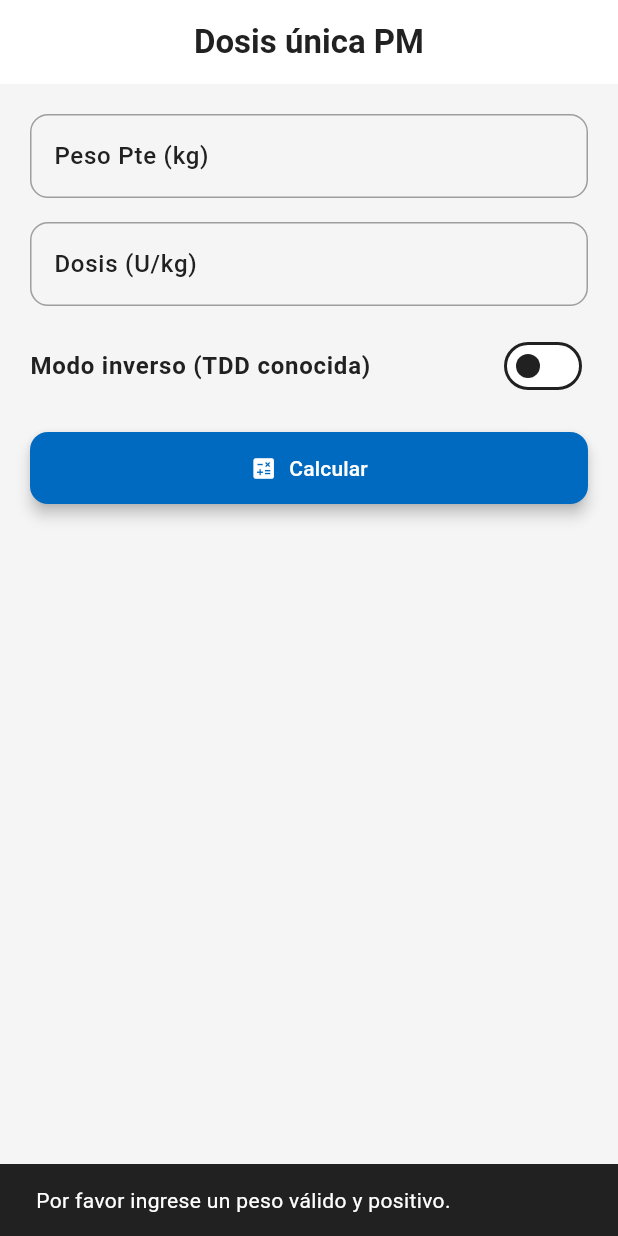
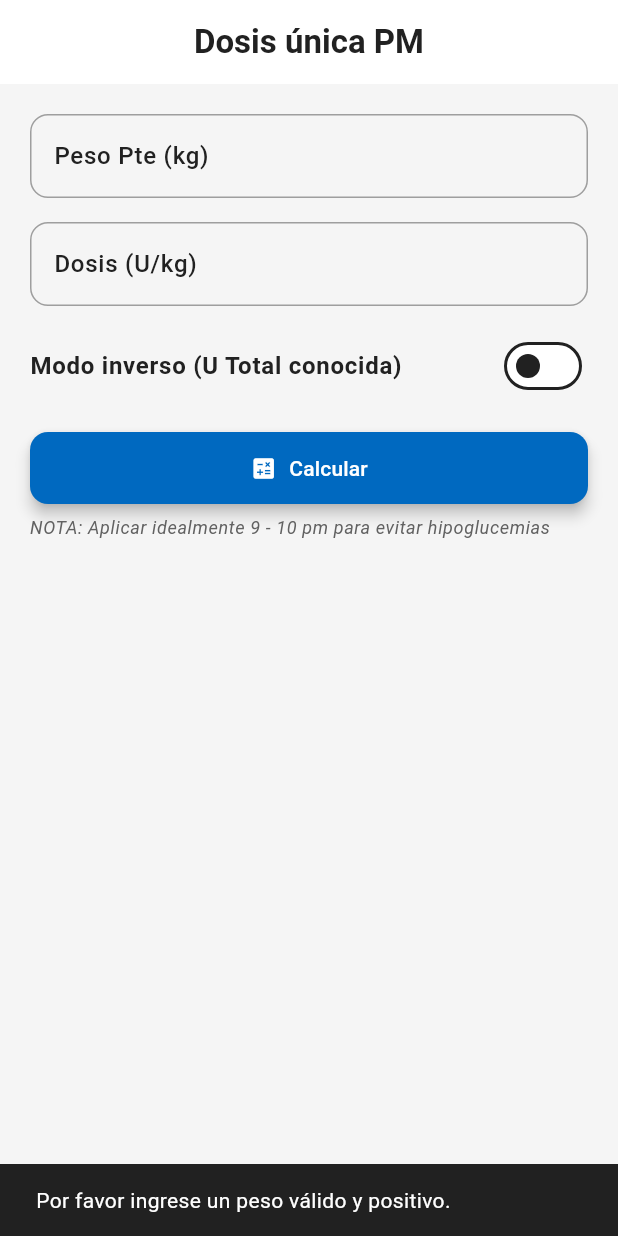
Before and after one commit to Nataly-Dev/insulinoterapia-app, a Flutter app: the SingleDosePmScreen screen opened by its route, after a tap on "Calcular", on a phone screen of 412 x 824 dp. Run offline on Flutter 3.47's test engine with Material 3 defaults, Android fonts, the phone set to English and light mode, and no system bars; our stand-ins replace cloud_firestore, firebase_core, flutter_riverpod, go_router, shared_preferences; accounts and stored records are empty.

Commit message:
detalles
detalles de refresh y ui

```diff
--- a/lib/models/combined_tx_insulin.dart
+++ b/lib/models/combined_tx_insulin.dart
@@ -22,12 +22,12 @@ class CombinedTxInsulin extends InsulinResult {
   @override
   List<Map<String, String>> get doses {
     final list = <Map<String, String>>[
-      {'label': 'TDD', 'value': '${tdd.toStringAsFixed(0)} U'},
+      {'label': 'U Total', 'value': '${tdd.toStringAsFixed(0)} U'},
       if (factor != null) {'label': 'Dosis U/kg', 'value': '${factor!.toStringAsFixed(1)} U/kg'},
       if (factor != null) {'label': 'AM (2/3)', 'value': '${morningDose!.toStringAsFixed(2)} U'},
       {'label': '  NPH AM', 'value': '${morningNph.toStringAsFixed(1)} U'},
       {'label': '  Simple AM', 'value': '${morningSimple.toStringAsFixed(1)} U'},
-      {'label': 'PM (1/3)', 'value': '${nightDose.toStringAsFixed(1)} U'},
+      if (nightDose != null) {'label': 'PM (1/3)', 'value': '${nightDose!.toStringAsFixed(1)} U'},
       if (almuerzoSimple != null)  {'label': '  Simple (Almuerzo)', 'value': '${almuerzoSimple!.toStringAsFixed(2)} U'},
 
       {'label': '  NPH PM', 'value': '${nightNph.toStringAsFixed(1)} U'},
--- a/lib/providers/insulin_provider.dart
+++ b/lib/providers/insulin_provider.dart
@@ -15,15 +15,15 @@ class InsulinNotifier extends StateNotifier<InsulinResult?> {
 
   void calculateSingle({required double weight, required double dose}) {
     final tdd = weight * dose;
-    final nightDose = tdd * 0.33;
+    //final nightDose = tdd * 0.33;
 
-    state = InsulinResult(tdd: tdd, nightDose: nightDose);
+    state = InsulinResult(tdd: tdd);
   }
 
   void calculateInverseSingle({required double dose, required double weight}) {
     final factor = double.parse((dose / weight).toStringAsFixed(1));
 
-    state = InsulinResult(tdd: dose, nightDose: dose * 0.33, factor: factor);
+    state = InsulinResult(tdd: dose, factor: factor);
   }
 
   ///////////////////////////////////////////////////////////////////////////////////////
@@ -81,7 +81,7 @@ class InsulinNotifier extends StateNotifier<InsulinResult?> {
     required double weight,
     required double totalDose,
   }) {
-    // Ejemplo modo inverso, ajusta según necesidad
+    // modo inverso
     final dose = (double.parse((totalDose / weight).toStringAsFixed(1)));
     calculateCombinedTx(weight: weight, dose: dose);
   }
--- a/lib/screens/bid_nph/bid_nph_screen.dart
+++ b/lib/screens/bid_nph/bid_nph_screen.dart
@@ -93,14 +93,14 @@ class _BidNphScreenState extends ConsumerState<BidNphScreen> {
                 _buildInputField(
                   controller: _doseController,
                   label: _isInverse
-                      ? 'Dosis total diaria (TDD)'
+                      ? 'U total diaria '
                       : 'Dosis (U/kg)',
                   highlight: _isInverse,
                 ),
                 const SizedBox(height: 20),
                 SwitchListTile(
                   title: const Text(
-                    'Modo inverso (TDD conocida)',
+                    'Modo inverso (U Total conocida)',
                     style: TextStyle(fontWeight: FontWeight.w600, fontSize: 16),
                   ),
                   value: _isInverse,
--- a/lib/screens/combined_tx_insulin/combined_tx_insulin_screen.dart
+++ b/lib/screens/combined_tx_insulin/combined_tx_insulin_screen.dart
@@ -90,13 +90,13 @@ class _CombinedTxInsulinScreenState
                 _InsulinInputField(
                   controller: _doseController,
                   label:
-                      _isInverse ? 'Dosis total diaria (TDD)' : 'Dosis (U/kg)',
+                      _isInverse ? 'U Total diaria' : 'Dosis (U/kg)',
                   highlight: _isInverse,
                 ),
                 SwitchListTile(
                   contentPadding: EdgeInsets.zero,
                   title: const Text(
-                    'Modo inverso (TDD conocida)',
+                    'Modo inverso (U Total conocida)',
                     style: TextStyle(fontWeight: FontWeight.w600, fontSize: 16),
                   ),
                   value: _isInverse,
--- a/lib/screens/home/home_screen.dart
+++ b/lib/screens/home/home_screen.dart
@@ -13,7 +13,7 @@ class HomeScreen extends StatelessWidget {
       appBar: AppBar(
         title: Image.asset(
           'assets/icon/icon.png',
-          height: isTablet ? 150 : 120,
+          height: isTablet ? 115 : 100,
           fit: BoxFit.contain,
         ),
         elevation: 0,
--- a/lib/screens/single_dose_pm/single_dose_pm_screen.dart
+++ b/lib/screens/single_dose_pm/single_dose_pm_screen.dart
@@ -46,9 +46,12 @@ class _SingleDosePmScreenState extends ConsumerState<SingleDosePmScreen> {
   }
 
   void _onCalculate() async {
-
-    final weight =  double.tryParse(_weightController.text.trim().replaceAll(',', '.'));
-    final dose = double.tryParse(_doseController.text.trim().replaceAll(',', '.'));
+    final weight = double.tryParse(
+      _weightController.text.trim().replaceAll(',', '.'),
+    );
+    final dose = double.tryParse(
+      _doseController.text.trim().replaceAll(',', '.'),
+    );
 
     if (weight == null || weight <= 0) {
       _showError('Por favor ingrese un peso válido y positivo.');
@@ -65,9 +68,10 @@ class _SingleDosePmScreenState extends ConsumerState<SingleDosePmScreen> {
     if (shouldShowWarning) {
       final continuar = await showConfirmationDialog(
         context: context,
-        message: _inverseMode
-            ? 'La dosis no puede sobrepasar 40 U en total.\n\n¿Desea continuar al esquema BID NPH?'
-            : 'La dosis no puede sobrepasar 0.6 U/kg.\n\n¿Desea continuar al esquema BID NPH?',
+        message:
+            _inverseMode
+                ? 'La dosis No puede sobrepasar 40 U en total.\n\n¿Desea continuar al esquema BID NPH?'
+                : 'La dosis No puede sobrepasar 0.6 U/kg.\n\n¿Desea continuar al esquema BID NPH?',
       );
 
       if (continuar) {
@@ -87,7 +91,9 @@ class _SingleDosePmScreenState extends ConsumerState<SingleDosePmScreen> {
   }
 
   void _showError(String message) {
-    ScaffoldMessenger.of(context).showSnackBar(SnackBar(content: Text(message)));
+    ScaffoldMessenger.of(
+      context,
+    ).showSnackBar(SnackBar(content: Text(message)));
   }
 
   @override
@@ -97,7 +103,10 @@ class _SingleDosePmScreenState extends ConsumerState<SingleDosePmScreen> {
 
     return Scaffold(
       appBar: AppBar(
-        title: const Text('Dosis única PM', style: TextStyle(fontWeight: FontWeight.bold)),
+        title: const Text(
+          'Dosis única PM',
+          style: TextStyle(fontWeight: FontWeight.bold),
+        ),
         centerTitle: true,
       ),
       body: SingleChildScrollView(
@@ -118,15 +127,17 @@ class _SingleDosePmScreenState extends ConsumerState<SingleDosePmScreen> {
                 _buildInputField(
                   context,
                   controller: _doseController,
-                  label: _inverseMode ? 'Dosis TDD' : 'Dosis (U/kg)',
+                  label: _inverseMode ? 'U Total' : 'Dosis (U/kg)',
                   highlight: _inverseMode,
                 ),
                 const SizedBox(height: 12),
                 SwitchListTile(
                   contentPadding: EdgeInsets.zero,
                   title: Text(
-                    'Modo inverso (TDD conocida)',
-                    style: textTheme.bodyLarge?.copyWith(fontWeight: FontWeight.w600),
+                    'Modo inverso (U Total conocida)',
+                    style: textTheme.bodyLarge?.copyWith(
+                      fontWeight: FontWeight.w600,
+                    ),
                   ),
                   value: _inverseMode,
                   onChanged: _toggleInverseMode,
@@ -142,6 +153,15 @@ class _SingleDosePmScreenState extends ConsumerState<SingleDosePmScreen> {
                       padding: const EdgeInsets.symmetric(vertical: 14),
                     ),
                   ),
+                ),
+                const SizedBox(height: 8,),
+                Text(
+                  "NOTA: Aplicar idealmente 9 - 10 pm para evitar hipoglucemias",
+                  style: Theme.of(context).textTheme.bodySmall?.copyWith(
+                    color: Colors.grey[700],
+                    fontStyle: FontStyle.italic,
+                  ),
+                  textAlign: TextAlign.center,
                 ),
                 const SizedBox(height: 20),
                 if (result != null) InsulinResultCard(result: result),
--- a/lib/widgets/combined_tx_insulin_card.dart
+++ b/lib/widgets/combined_tx_insulin_card.dart
@@ -28,8 +28,8 @@ class CombinedTxInsulinCard extends StatelessWidget {
                   Text(
                     dose['label']!,
                     style: TextStyle(
-                      fontWeight: dose['label']!.trim().startsWith('TDD') ? FontWeight.bold : FontWeight.normal,
-                      fontSize: dose['label']!.trim().startsWith('TDD') ? 20 : 16,
+                      fontWeight: dose['label']!.trim().startsWith('U Total') ? FontWeight.bold : FontWeight.normal,
+                      fontSize: dose['label']!.trim().startsWith('U Total') ? 20 : 16,
                       color: Theme.of(context).colorScheme.primary,
                     ),
                   ),
--- a/lib/widgets/insulin_result_card.dart
+++ b/lib/widgets/insulin_result_card.dart
@@ -27,7 +27,7 @@ class InsulinResultCard extends StatelessWidget {
         child: Column(
           crossAxisAlignment: CrossAxisAlignment.start,
           children: result.doses.map((dose) {
-            if (dose['label'] == 'TDD') {
+            if (dose['label'] == 'U Total') {
               // Centrar solo la fila de TDD
               return Padding(
                 padding: const EdgeInsets.symmetric(vertical: 12),
```
Also changed, not shown: lib/models/insulin_result.dart (+5 -4 lines), lib/screens/login/login_screen.dart (+36 -17 lines).
